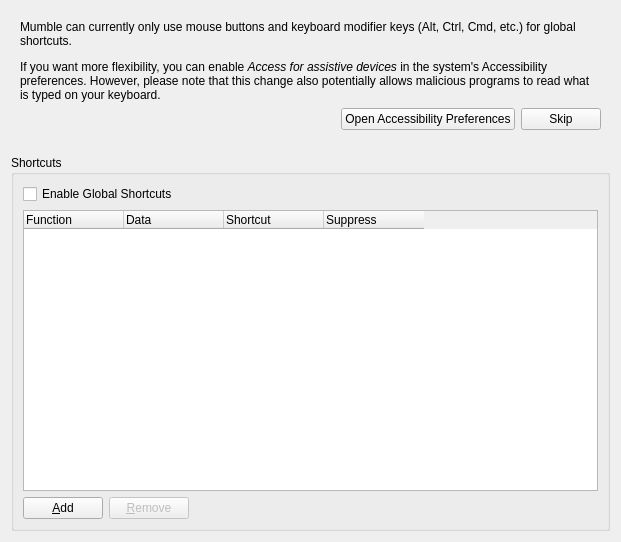
Qt form src/mumble/GlobalShortcut.ui (mumble-voip/mumble) before a commit.
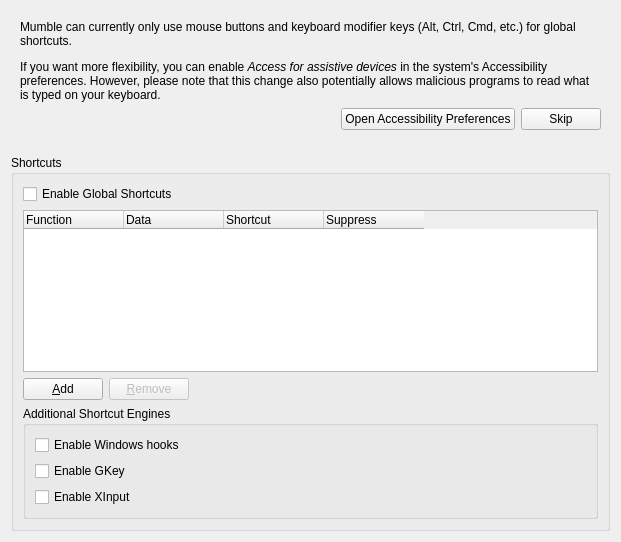
The same form after that commit.

Commit message:
GlobalShortcut: allow users to enable/disable our additional shortcut engines on Windows.
This commit adds UI to the GlobalShortcut config dialog to allow
users to configure the use of our additional shortcut sources
(WinHooks, XboxInput, and GKey).

Changing these settings require a restart, due to how GlobalShortcut
is currently architected. (These additional shortcut sources are
initialized when GlobalShortcut is constructed.)

Fixes mumble-voip/mumble#2739

Diff of the .ui file:
```diff
--- a/src/mumble/GlobalShortcut.ui
+++ b/src/mumble/GlobalShortcut.ui
@@ -206,6 +206,48 @@
         </item>
        </layout>
       </item>
+      <item>
+       <widget class="QGroupBox" name="qgbWindowsShortcutEngines">
+        <property name="whatsThis">
+         <string>&lt;b&gt;Additional Shortcut Engines&lt;/b&gt;&lt;br /&gt;This section allows you to configure the use of additional GlobalShortcut engines.</string>
+        </property>
+        <property name="title">
+         <string>Additional Shortcut Engines</string>
+        </property>
+        <layout class="QVBoxLayout" name="verticalLayout_5">
+         <item>
+          <widget class="QCheckBox" name="qcbEnableWinHooks">
+           <property name="whatsThis">
+            <string>&lt;b&gt;Enable Windows hooks&lt;/b&gt;.&lt;br /&gt;This enables the Windows hooks shortcut engine. Using this engine allows Mumble to suppress keypresses and mouse clicks.</string>
+           </property>
+           <property name="text">
+            <string>Enable Windows hooks</string>
+           </property>
+          </widget>
+         </item>
+         <item>
+          <widget class="QCheckBox" name="qcbEnableGKey">
+           <property name="whatsThis">
+            <string>&lt;b&gt;Enable GKey&lt;/b&gt;.&lt;br /&gt;This setting enables support for the GKey shortcut engine, for &quot;G&quot;-keys found on Logitech keyboards.</string>
+           </property>
+           <property name="text">
+            <string>Enable GKey</string>
+           </property>
+          </widget>
+         </item>
+         <item>
+          <widget class="QCheckBox" name="qcbEnableXboxInput">
+           <property name="whatsThis">
+            <string>&lt;b&gt;Enable XInput&lt;/b&gt;&lt;brt /&gt;This setting enables support for the XInput shortcut engine, for Xbox compatible controllers.</string>
+           </property>
+           <property name="text">
+            <string>Enable XInput</string>
+           </property>
+          </widget>
+         </item>
+        </layout>
+       </widget>
+      </item>
      </layout>
     </widget>
    </item>
```
The commit also changes 1 other file.
